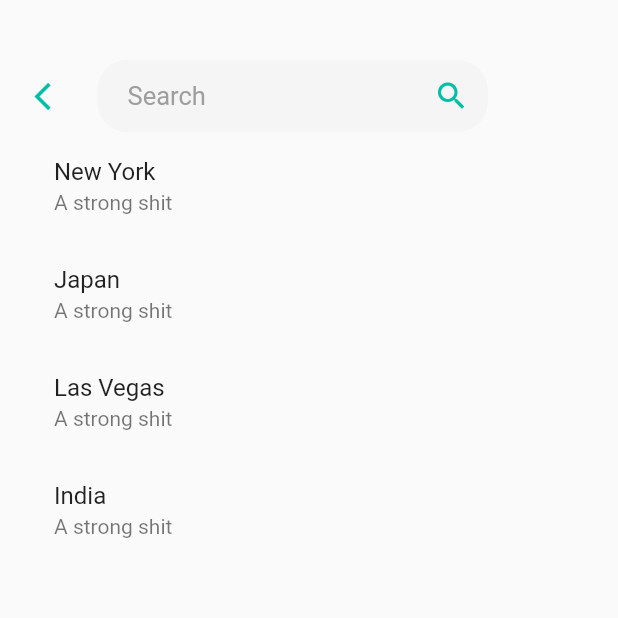
After one commit to SHARVAI101/Eventyr-Smart-Travel-Bucket-List, a Flutter app: the SearchPage screen opened directly, on a phone screen of 412 x 824 dp, the top half of it. The commit adds this screen. Run offline on Flutter 3.47's test engine with Material 2 defaults, Android fonts, the phone set to English and light mode, and no system bars; our stand-ins replace flutter_map, font_awesome_flutter, google_fonts, latlong, lite_rolling_switch; missing offline and left inert: flappy_search_bar.

Commit message:
SearchPage added

```diff
--- /dev/null
+++ b/lib/searchpage.dart
@@ -0,0 +1,98 @@
+import 'package:flutter/material.dart';
+class SearchPage extends StatefulWidget {
+  @override
+  _SearchPageState createState() => _SearchPageState();
+}
+
+class _SearchPageState extends State<SearchPage> {
+  @override
+  Widget build(BuildContext context) {
+    return Scaffold(
+        body: Column(
+          children: <Widget>[
+            Padding(
+              padding: const EdgeInsets.fromLTRB(10.0, 40.0, 10.0, 0.0),
+              child: Row(
+                children: <Widget>[
+                  IconButton(
+                    icon: Icon(Icons.arrow_back_ios,
+                      size: 22,
+                    ),
+                    color: Colors.tealAccent[700],
+                    onPressed: (){
+                      Navigator.pop(context);
+                    },
+                  ),
+                  SizedBox(width: 7,),
+                  Container(
+                    width: 260,
+                    //margin: EdgeInsets.fromLTRB(12.0,48.0,20.0,0.0),
+                    child: TextField(
+                      decoration: InputDecoration(
+                        //border: InputBorder.none,
+
+                        filled: true,
+                        fillColor: Colors.grey[100],
+                        hintText: 'Search',
+                        contentPadding: EdgeInsets.only(left: 20, top: 2),
+                        suffixIcon: Icon(
+                          Icons.search,
+                          color: Colors.tealAccent[700],
+                        ),
+                        hintStyle: TextStyle(
+                          fontSize: 17.0,
+                          color: Colors.grey,
+                        ),
+                        enabledBorder: OutlineInputBorder(
+                          borderRadius: BorderRadius.circular(20.0),
+                          borderSide: BorderSide(
+                            color: Colors.grey[100],
+                            width: 2,
+                          ),
+                        ),
+                        focusedBorder: OutlineInputBorder(
+                          borderRadius: BorderRadius.circular(20.0),
+                          borderSide: BorderSide(
+                            color: Colors.grey[100],
+                            width: 2,
+                          ),
+                        ),
+                      ),
+                    ),
+                  ),
+              ],
+              ),
+            ),
+            Padding(
+              padding: const EdgeInsets.only(left: 20),
+              child: SizedBox(
+                height: 350,
+                child: ListView(
+                  scrollDirection: Axis.vertical,
+                  children: <Widget>[
+                    ListTile(
+                      title: Text('New York'),
+                      subtitle: Text('A strong shit'),
+                    ),
+                    ListTile(
+                      title: Text('Japan'),
+                      subtitle: Text('A strong shit'),
+                    ),
+                    ListTile(
+                      title: Text('Las Vegas'),
+                      subtitle: Text('A strong shit'),
+                    ),
+                    ListTile(
+                      title: Text('India'),
+                      subtitle: Text('A strong shit'),
+                    ),
+                  ],
+                ),
+              ),
+            ),
+          ],
+        ),
+
+    );
+  }
+}
--- a/lib/temphome.dart
+++ b/lib/temphome.dart
@@ -2,6 +2,7 @@
 import 'package:font_awesome_flutter/font_awesome_flutter.dart';
 import 'package:google_fonts/google_fonts.dart';
 import 'models/destination_model.dart';
+import 'searchpage.dart';
 
 class TempHome extends StatefulWidget {
   @override
@@ -47,9 +48,22 @@
                     SizedBox(height: 40,),
 
                     Container(
+//                      onPressed: (){
+//                        Navigator.push(
+//                          context,
+//                          MaterialPageRoute(builder: (context) => SearchPage()),
+//                        );
+//                      },
+                      child: Container(
                         height: 45,
                         margin: const EdgeInsets.only(right: 40, left: 20),
                         child: TextField(
+                          onTap: (){
+                            Navigator.push(
+                              context,
+                              MaterialPageRoute(builder: (context) => SearchPage()),
+                            );
+                          },
                           decoration: InputDecoration(
                             //border: InputBorder.none,
                             filled: true,
@@ -76,6 +90,7 @@
                               borderSide: BorderSide(
                                 color: Colors.tealAccent[700],
                                 width: 2,
+                              ),
                             ),
                           ),
                         ),
```
Also changed, not shown: pubspec.lock. Lines whose indentation alone changed are shown as unchanged.
